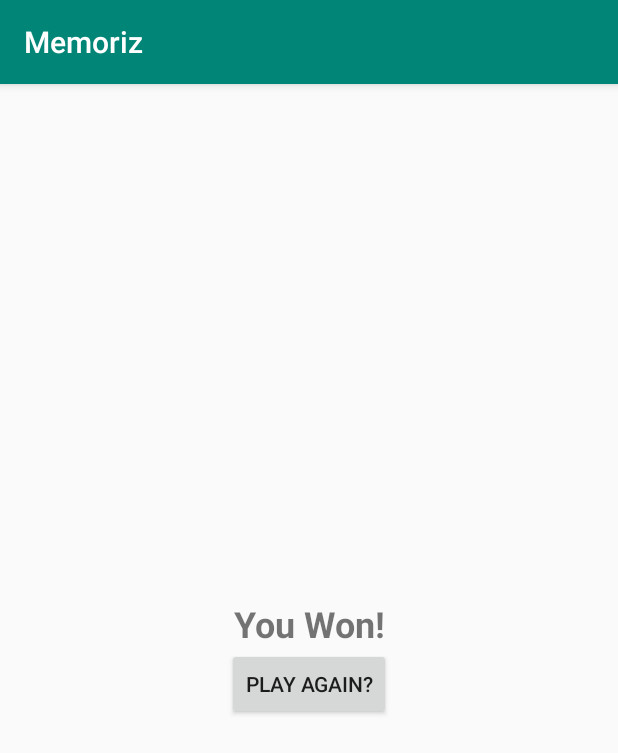
After one commit to raaaahman/memoriz, an Android app: the GameWonActivity screen opened directly, with no data from a screen before it, on a phone screen of 412 x 824 dp. The commit adds this screen. Shown: the top 753 px of the screen. Run offline under Robolectric (Android 15) with nearby library versions, the phone set to English and light mode, and no system bars.

Commit message:
feat: Added screen for replay and shuffle card before new game

```diff
--- a/app/src/main/AndroidManifest.xml
+++ b/app/src/main/AndroidManifest.xml
@@ -16,6 +16,9 @@
                 <category android:name="android.intent.category.LAUNCHER" />
             </intent-filter>
         </activity>
+        <activity android:name=".GameWonActivity">
+
+        </activity>
     </application>
 
 </manifest>
--- /dev/null
+++ b/app/src/main/java/com/example/memoriz/GameWonActivity.java
@@ -0,0 +1,24 @@
+package com.example.memoriz;
+
+import android.content.Intent;
+import android.os.Bundle;
+import android.support.annotation.Nullable;
+import android.support.v4.app.ActivityCompat;
+import android.support.v7.app.AppCompatActivity;
+import android.view.View;
+import android.widget.Button;
+
+public class GameWonActivity extends AppCompatActivity {
+
+    @Override
+    protected void onCreate(@Nullable Bundle savedInstanceState) {
+        super.onCreate(savedInstanceState);
+        setContentView(R.layout.game_won_activity);
+
+        Button replayButton = findViewById(R.id.win_replay_button);
+        replayButton.setOnClickListener(view -> {
+                Intent replayGame = new Intent(getBaseContext(), GameActivity.class);
+                startActivity(replayGame);
+        });
+    }
+}
--- /dev/null
+++ b/app/src/main/res/layout/game_won_activity.xml
@@ -0,0 +1,25 @@
+<?xml version="1.0" encoding="utf-8"?>
+<LinearLayout xmlns:android="http://schemas.android.com/apk/res/android"
+    xmlns:tools="http://schemas.android.com/tools"
+    android:layout_width="match_parent"
+    android:layout_height="match_parent"
+    android:gravity="center_vertical"
+    android:orientation="vertical">
+
+    <TextView
+        android:id="@+id/win_text"
+        android:layout_width="match_parent"
+        android:layout_height="wrap_content"
+        android:text="@string/win_text"
+        android:textAlignment="center"
+        android:textSize="24sp"
+        android:textStyle="bold"
+        tools:typeface="sans" />
+
+    <Button
+        android:id="@+id/win_replay_button"
+        android:layout_width="wrap_content"
+        android:layout_height="wrap_content"
+        android:layout_gravity="center_horizontal"
+        android:text="@string/win_replay_text" />
+</LinearLayout>
--- a/app/src/main/res/values/strings.xml
+++ b/app/src/main/res/values/strings.xml
@@ -1,3 +1,5 @@
 <resources>
     <string name="app_name">Memoriz</string>
+    <string name="win_text">You Won!</string>
+    <string name="win_replay_text">Play Again?</string>
 </resources>
```
Also changed, not shown: app/src/main/java/com/example/memoriz/Game.java (+23 -10 lines), app/src/main/java/com/example/memoriz/GameActivity.java (+41 -12 lines), app/src/main/res/drawable/card_diamond_a.png (added), app/src/main/res/drawable/card_diamond_j.png (added), app/src/main/res/drawable/card_diamond_k.png (added), app/src/main/res/drawable/card_diamond_q.png (added).
